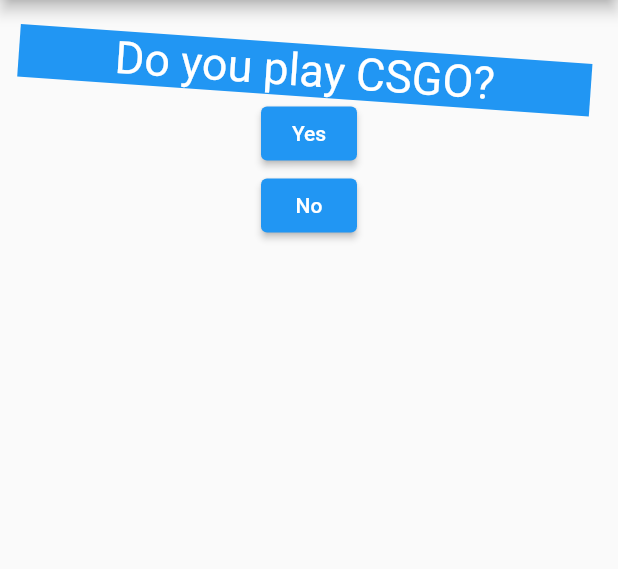
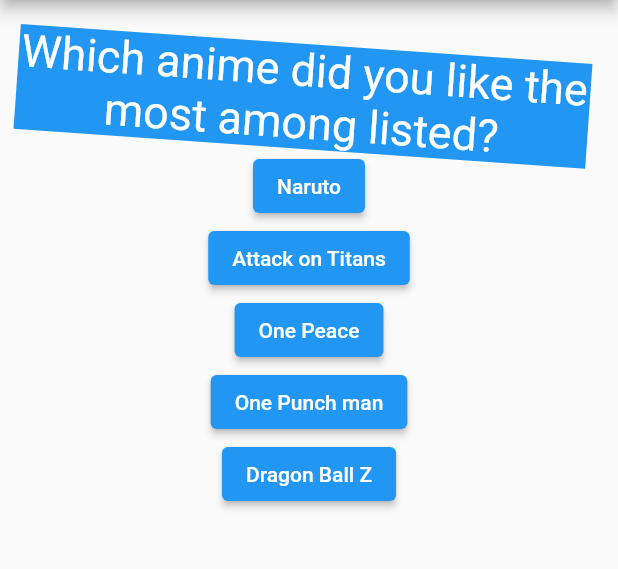
Before and after one commit to SourabhSuman007/FlutterBasic, a Flutter app: the screen it shows after launch, on a phone screen of 412 x 824 dp, the part 84-653 px from its top. Run offline on Flutter 3.47's test engine with Material 2 defaults, Android fonts, the phone set to English and light mode, and no system bars; missing offline and left inert: easy_gradient_text.

Commit message:
calculating scores and results!!

```diff
--- a/lib/main.dart
+++ b/lib/main.dart
@@ -16,38 +16,77 @@ class MyApp extends StatefulWidget {
 class _MyAppState extends State<MyApp> {
   final _questions = const [
     {
+      'question': 'Which anime did you like the most among listed?',
+      'answer': [
+        {'text': 'Naruto', 'score': 8},
+        {'text': 'Attack on Titans', 'score': 10},
+        {'text': 'One Peace', 'score': 7},
+        {'text': 'One Punch man', 'score': 6},
+        {'text': 'Dragon Ball Z', 'score': 5}
+      ],
+    },
+    {
       'question': 'Do you play CSGO?',
-      'answer': ['Yes', 'No'],
+      'answer': [
+        {'text': 'Yes', 'score': 10},
+        {'text': 'No', 'score': 6}
+      ],
     },
     {
       'question': 'Do you code?',
-      'answer': ['Yes', 'No'],
+      'answer': [
+        {'text': 'Yes', 'score': 10},
+        {'text': 'No', 'score': 5}
+      ],
     },
     {
       'question': 'What is the color of the sky today?',
-      'answer': ['Blue', 'White', 'Red', 'Purple', 'I\'m blind, can\'t see.'],
+      'answer': [
+        {'text': 'Blue', 'score': 9},
+        {'text': 'White', 'score': 7},
+        {'text': 'Red', 'score': 10},
+        {'text': 'Purple', 'score': 10},
+        {'text': 'I\'m blind, can\'t see.', 'score': 2}
+      ],
     },
     {
       'question': 'What comes first?',
-      'answer': ['Hen', 'Egg'],
+      'answer': [
+        {'text': 'Hen', 'score': 10},
+        {'text': 'Egg', 'score': 10}
+      ],
     },
     {
       'question': 'How many colors does an Indian flag constitute?',
-      'answer': ['1', '2', '3', 'Nahi Pata!'],
+      'answer': [
+        {'text': '1', 'score': 0},
+        {'text': '2', 'score': 0},
+        {'text': '3', 'score': 10},
+        {'text': 'Nahi Pata!', 'score': 0}
+      ],
     },
     {
       'question': 'What is a color of white?',
-      'answer': ['Obviously, White.', 'Black', 'Combo of all colors.'],
+      'answer': [
+        {'text': 'Obviously, White.', 'score': 6},
+        {'text': 'Black', 'score': '0'},
+        {'text': 'Combo of all colors.', 'score': 10}
+      ],
     },
     {
       'question': 'What is a color of white?',
-      'answer': ['Obviously, Black.', 'White', 'It is not a color!!'],
+      'answer': [
+        {'text': 'Obviously, Black.', 'score': 6},
+        {'text': 'White', 'score': 0},
+        {'text': 'It is not a color!!', 'score': 10}
+      ],
     }
   ];
 
   var _qIndex = 0;
-
-  void _ansQ() {
+  var _totalS = 0;
+  void _ansQ(int _score) {
+    _totalS += _score;
     setState(() {
       _qIndex = _qIndex + 1;
     });
@@ -57,6 +96,7 @@ class _MyAppState extends State<MyApp> {
   @override
   Widget build(BuildContext context) {
     return MaterialApp(
+      debugShowCheckedModeBanner:false,
       home: Scaffold(
         appBar: AppBar(
           title: Text('Flutter Basics'),
@@ -67,7 +107,7 @@ class _MyAppState extends State<MyApp> {
                 questions: _questions,
                 qIndex: _qIndex,
               )
-            : Results(),
+            : Results(scores: _totalS, qNum: _questions.length),
       ),
     );
   }
--- a/lib/quiz.dart
+++ b/lib/quiz.dart
@@ -6,7 +6,7 @@ import './answer.dart';
 class Quiz extends StatelessWidget {
   final Function ansQ;
   final List<Map<String, Object>> questions;
-  final qIndex;
+  final int qIndex;
   Quiz({@required this.ansQ, @required this.questions, @required this.qIndex});
   @override
   Widget build(BuildContext context) {
@@ -16,8 +16,9 @@ class Quiz extends StatelessWidget {
         //list
         Question(questions[qIndex]['question']),
         //iterating over answer list in the map.
-        ...(questions[qIndex]['answer'] as List<String>).map((answers) {
-          return Answer(ansQ, answers);
+        ...(questions[qIndex]['answer'] as List<Map<String, Object>>)
+            .map((answers) {
+          return Answer(() => ansQ(answers['score']), answers['text']);
         })
         // for (var answers in questions[_qIndex]['answer']){
         //   print ('$answers');
--- a/lib/results.dart
+++ b/lib/results.dart
@@ -2,15 +2,19 @@ import 'package:flutter/material.dart';
 import 'package:easy_gradient_text/easy_gradient_text.dart';
 
 class Results extends StatelessWidget {
+  final int scores;
+  final int qNum;
+  Results({@required this.scores, @required this.qNum});
+
   @override
   Widget build(BuildContext context) {
     return Center(
       child: Container(
         child: GradientText(
-          text: 'Quiz Over!!',
+          text: 'You did it!!',
           colors: [Colors.red[600], Colors.orange[400]],
           style: TextStyle(
-            fontSize: 50,
+            fontSize: 30,
             fontWeight: FontWeight.bold,
           ),
           //textAlign: TextAlign.center,
```
